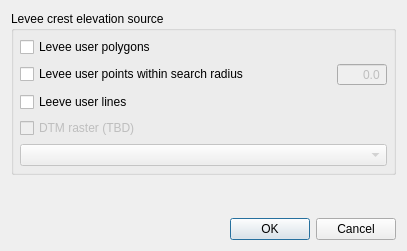
This is flo2d/ui/levees_elevation.ui in FLO-2DSoftware/qgis-flo-2d-plugin as Qt 5 draws it before an edit. The edited form follows.
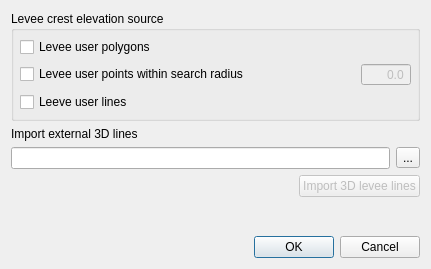
This is the edited form.

Commit message: Added "limit by levees" method for RAS geometry import. Added schematic -> user conversion for fpxsec. Added option for importing levees data from XYZ files.

Diff of the .ui file:
```diff
--- a/flo2d/ui/levees_elevation.ui
+++ b/flo2d/ui/levees_elevation.ui
@@ -6,8 +6,8 @@
    <rect>
     <x>0</x>
     <y>0</y>
-    <width>407</width>
-    <height>251</height>
+    <width>431</width>
+    <height>269</height>
    </rect>
   </property>
   <property name="sizePolicy">
@@ -97,27 +97,10 @@
         </property>
        </widget>
       </item>
-      <item>
-       <widget class="QCheckBox" name="elev_dtm_chbox">
-        <property name="enabled">
-         <bool>false</bool>
-        </property>
-        <property name="text">
-         <string>DTM raster (TBD)</string>
-        </property>
-       </widget>
-      </item>
-      <item>
-       <widget class="QComboBox" name="elev_dtm_cbo">
-        <property name="enabled">
-         <bool>false</bool>
-        </property>
-       </widget>
-      </item>
      </layout>
     </widget>
    </item>
-   <item row="6" column="0">
+   <item row="11" column="0">
     <widget class="QDialogButtonBox" name="buttonBox">
      <property name="orientation">
       <enum>Qt::Horizontal</enum>
@@ -128,6 +111,13 @@
     </widget>
    </item>
    <item row="1" column="0">
+    <widget class="QLabel" name="label">
+     <property name="text">
+      <string>Import external 3D lines</string>
+     </property>
+    </widget>
+   </item>
+   <item row="5" column="0">
     <spacer name="verticalSpacer">
      <property name="orientation">
       <enum>Qt::Vertical</enum>
@@ -140,6 +130,56 @@
      </property>
     </spacer>
    </item>
+   <item row="2" column="0">
+    <layout class="QHBoxLayout" name="horizontalLayout">
+     <property name="bottomMargin">
+      <number>0</number>
+     </property>
+     <item>
+      <widget class="QLineEdit" name="xyz_line"/>
+     </item>
+     <item>
+      <widget class="QToolButton" name="browse_btn">
+       <property name="text">
+        <string>...</string>
+       </property>
+      </widget>
+     </item>
+    </layout>
+   </item>
+   <item row="3" column="0">
+    <layout class="QHBoxLayout" name="horizontalLayout_3">
+     <property name="bottomMargin">
+      <number>0</number>
+     </property>
+     <item>
+      <spacer name="horizontalSpacer">
+       <property name="orientation">
+        <enum>Qt::Horizontal</enum>
+       </property>
+       <property name="sizeHint" stdset="0">
+        <size>
+         <width>40</width>
+         <height>20</height>
+        </size>
+       </property>
+      </spacer>
+     </item>
+     <item>
+      <widget class="QPushButton" name="import_btn">
+       <property name="enabled">
+        <bool>false</bool>
+       </property>
+       <property name="text">
+        <string>Import 3D levee lines</string>
+       </property>
+       <property name="checkable">
+        <bool>false</bool>
+       </property>
+      </widget>
+     </item>
+    </layout>
+   </item>
   </layout>
  </widget>
  <resources/>
```
Left out of the diff: 16 changed lines with no effect on the pictures. The commit also changes 8 other files.
